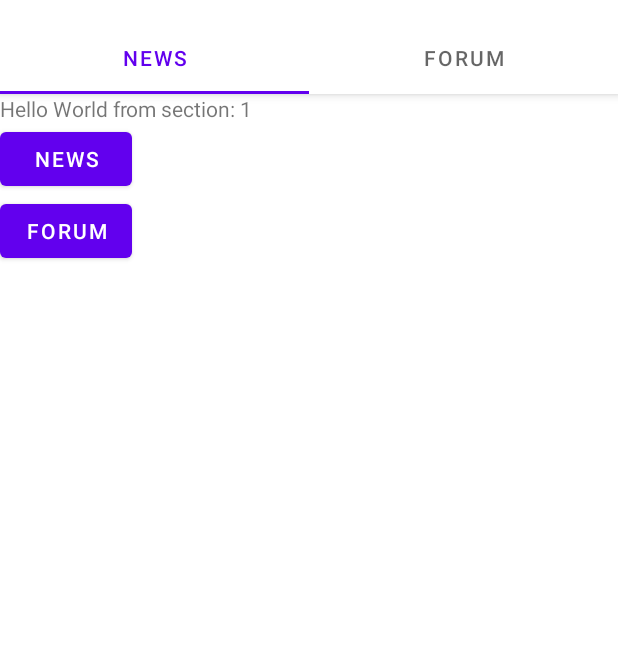
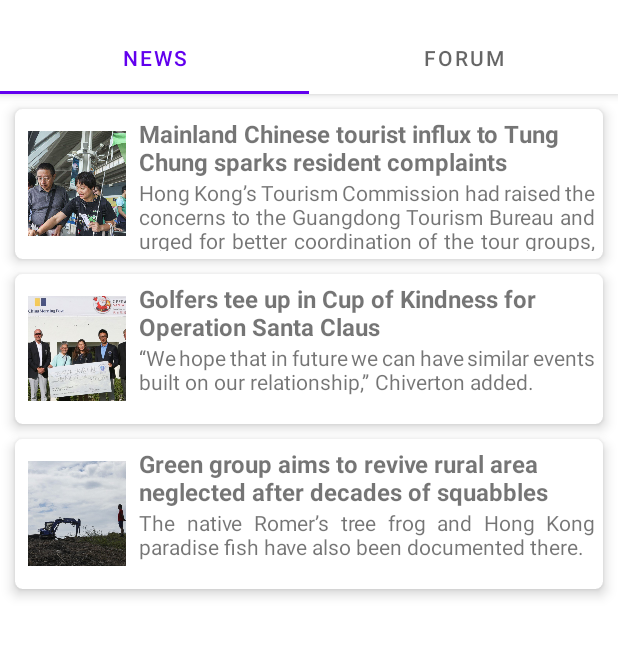
Before and after one commit to hadipash/COMP7506_Project, an Android app: the screen it shows after launch (MainActivity), on a phone screen of 412 x 824 dp, the part 62-720 px from its top. Run offline under Robolectric (Android 15) with nearby library versions, the phone set to English and light mode, and no system bars.

Commit message:
move the news and forum parts into tabs

```diff
--- a/app/src/main/AndroidManifest.xml
+++ b/app/src/main/AndroidManifest.xml
@@ -19,9 +19,7 @@
                 <category android:name="android.intent.category.LAUNCHER" />
             </intent-filter>
         </activity>
-        <activity android:name=".News.NewsFeed" />
         <activity android:name=".News.NewsPage" />
-        <activity android:name=".Forum.Forum" />
         <activity
             android:name=".Wiki.WikiPage"
             android:label="@string/title_activity_wiki_page"
--- a/app/src/main/java/hk/hku/cs/comp7506_project/Forum/Forum.java
+++ b/app/src/main/java/hk/hku/cs/comp7506_project/Forum/ForumFragment.java
@@ -1,42 +1,47 @@
 package hk.hku.cs.comp7506_project.Forum;
 
 import android.os.Bundle;
-import android.widget.ListView;
+import android.view.LayoutInflater;
+import android.view.View;
+import android.view.ViewGroup;
 
-import androidx.appcompat.app.AppCompatActivity;
+import androidx.annotation.NonNull;
+import androidx.annotation.Nullable;
+import androidx.fragment.app.Fragment;
 import androidx.recyclerview.widget.LinearLayoutManager;
 import androidx.recyclerview.widget.RecyclerView;
 import hk.hku.cs.comp7506_project.R;
 
 
-public class Forum extends AppCompatActivity {
+public class ForumFragment extends Fragment {
 
     private RecyclerView mRecyclerView;
     private RecyclerView.Adapter mAdapter;
     private RecyclerView.LayoutManager mLayoutManager;
 
+    @Nullable
     @Override
-    protected void onCreate(Bundle savedInstanceState) {
-        super.onCreate(savedInstanceState);
-        setContentView(R.layout.activity_forum);
+    public View onCreateView(@NonNull LayoutInflater inflater, @Nullable ViewGroup container,
+                             @Nullable Bundle savedInstanceState) {
+        View rootView = inflater.inflate(R.layout.fragment_main_forum, container, false);
 
-        mRecyclerView = (RecyclerView) findViewById(R.id.post);
-
+        mRecyclerView = rootView.findViewById(R.id.post);
         // use this setting to improve performance if you know that changes
         // in content do not change the layout size of the RecyclerView
         mRecyclerView.setHasFixedSize(true);
 
         // use a linear layout manager
-        mLayoutManager = new LinearLayoutManager(this);
+        mLayoutManager = new LinearLayoutManager(rootView.getContext());
         mRecyclerView.setLayoutManager(mLayoutManager);
 
         // specify an adapter (see also next example)
         mAdapter = new ForumAdapter(getPost());
         mRecyclerView.setAdapter(mAdapter);
+
+        return rootView;
     }
 
-    private ForumPost[] getPost()
-    {
+    private ForumPost[] getPost() {
         ForumPost postexample[] = new ForumPost[3];
 
         postexample[0] = new ForumPost("hahahahha", "ahfdjakhdfjashdfk");
--- a/app/src/main/java/hk/hku/cs/comp7506_project/MainActivity.java
+++ b/app/src/main/java/hk/hku/cs/comp7506_project/MainActivity.java
@@ -1,15 +1,8 @@
 package hk.hku.cs.comp7506_project;
 
-import android.content.Intent;
 import android.os.Bundle;
 import android.util.Log;
-import android.view.LayoutInflater;
 import android.view.MenuItem;
-import android.view.View;
-import android.view.ViewGroup;
-import android.widget.TextView;
-
-import androidx.appcompat.widget.Toolbar;
 
 import com.google.android.material.navigation.NavigationView;
 import com.google.android.material.tabs.TabLayout;
@@ -17,14 +10,15 @@ import com.google.android.material.tabs.TabLayout;
 import androidx.annotation.NonNull;
 import androidx.appcompat.app.ActionBarDrawerToggle;
 import androidx.appcompat.app.AppCompatActivity;
+import androidx.appcompat.widget.Toolbar;
 import androidx.core.view.GravityCompat;
 import androidx.drawerlayout.widget.DrawerLayout;
 import androidx.fragment.app.Fragment;
 import androidx.fragment.app.FragmentManager;
 import androidx.fragment.app.FragmentPagerAdapter;
 import androidx.viewpager.widget.ViewPager;
-import hk.hku.cs.comp7506_project.Forum.Forum;
-import hk.hku.cs.comp7506_project.News.NewsFeed;
+import hk.hku.cs.comp7506_project.Forum.ForumFragment;
+import hk.hku.cs.comp7506_project.News.NewsFeedFragment;
 import hk.hku.cs.comp7506_project.Wiki.WikiPage;
 
 public class MainActivity extends AppCompatActivity
@@ -97,70 +91,32 @@ public class MainActivity extends AppCompatActivity
     }
 
     /**
-     * A placeholder fragment containing a simple view.
-     */
-    public static class PlaceholderFragment extends Fragment {
-        /**
-         * The fragment argument representing the section number for this
-         * fragment.
-         */
-        private static final String ARG_SECTION_NUMBER = "section_number";
-
-        public PlaceholderFragment() {
-        }
-
-        /**
-         * Returns a new instance of this fragment for the given section
-         * number.
-         */
-        public static PlaceholderFragment newInstance(int sectionNumber) {
-            PlaceholderFragment fragment = new PlaceholderFragment();
-            Bundle args = new Bundle();
-            args.putInt(ARG_SECTION_NUMBER, sectionNumber);
-            fragment.setArguments(args);
-            return fragment;
-        }
-
-        @Override
-        public View onCreateView(LayoutInflater inflater, ViewGroup container,
-                                 Bundle savedInstanceState) {
-            View rootView = inflater.inflate(R.layout.fragment_main, container, false);
-            TextView textView = (TextView) rootView.findViewById(R.id.section_label);
-            textView.setText(getString(R.string.section_format, getArguments().getInt(ARG_SECTION_NUMBER)));
-            return rootView;
-        }
-    }
-
-    /**
      * A {@link FragmentPagerAdapter} that returns a fragment corresponding to
      * one of the sections/tabs/pages.
      */
     public class SectionsPagerAdapter extends FragmentPagerAdapter {
-        public SectionsPagerAdapter(FragmentManager fm) {
+        private static final int NEWS_SECTION = 0;
+        private static final int FORUM_SECTION = 1;
+
+        SectionsPagerAdapter(FragmentManager fm) {
             super(fm);
         }
 
         @Override
         public Fragment getItem(int position) {
-            // getItem is called to instantiate the fragment for the given page.
-            // Return a PlaceholderFragment (defined as a static inner class below).
-            return PlaceholderFragment.newInstance(position + 1);
+            switch (position) {
+                case NEWS_SECTION:
+                    return new NewsFeedFragment();
+                case FORUM_SECTION:
+                    return new ForumFragment();
+            }
+            // return is required
+            return new NewsFeedFragment();
         }
 
         @Override
         public int getCount() {
-            // Show 2 total pages.
             return 2;
         }
     }
-
-    public void openNewsFeed(View view) {
-        Intent intent = new Intent(this, NewsFeed.class);
-        startActivity(intent);
-    }
-
-    public void openForum(View view) {
-        Intent intent = new Intent(this, Forum.class);
-        startActivity(intent);
-    }
 }
--- a/app/src/main/java/hk/hku/cs/comp7506_project/News/NewsFeed.java
+++ b/app/src/main/java/hk/hku/cs/comp7506_project/News/NewsFeedFragment.java
@@ -3,31 +3,38 @@ package hk.hku.cs.comp7506_project.News;
 import android.graphics.Bitmap;
 import android.graphics.BitmapFactory;
 import android.os.Bundle;
+import android.view.LayoutInflater;
+import android.view.View;
+import android.view.ViewGroup;
 
-import androidx.appcompat.app.AppCompatActivity;
+import androidx.annotation.NonNull;
+import androidx.annotation.Nullable;
+import androidx.fragment.app.Fragment;
 import androidx.recyclerview.widget.LinearLayoutManager;
 import androidx.recyclerview.widget.RecyclerView;
 import hk.hku.cs.comp7506_project.R;
 
-public class NewsFeed extends AppCompatActivity {
+public class NewsFeedFragment extends Fragment {
     private RecyclerView mRecyclerView;
     private RecyclerView.Adapter mAdapter;
     private RecyclerView.LayoutManager mLayoutManager;
 
+    @Nullable
     @Override
-    protected void onCreate(Bundle savedInstanceState) {
-        super.onCreate(savedInstanceState);
-        setContentView(R.layout.activity_news_feed);
+    public View onCreateView(@NonNull LayoutInflater inflater, @Nullable ViewGroup container,
+                             @Nullable Bundle savedInstanceState) {
+        View rootView = inflater.inflate(R.layout.fragment_main_news, container, false);
 
-        mRecyclerView = findViewById(R.id.news_recycle_view);
+        mRecyclerView = rootView.findViewById(R.id.news_recycle_view);
         mRecyclerView.setHasFixedSize(true);
 
-        // use a linear layout manager
-        mLayoutManager = new LinearLayoutManager(this);
+        mLayoutManager = new LinearLayoutManager(rootView.getContext());
         mRecyclerView.setLayoutManager(mLayoutManager);
 
         mAdapter = new NewsAdapter(generateData());
         mRecyclerView.setAdapter(mAdapter);
+
+        return rootView;
     }
 
     private NewsObject[] generateData(){
--- a/app/src/main/res/layout/activity_main.xml
+++ b/app/src/main/res/layout/activity_main.xml
@@ -12,7 +12,7 @@
     <include
         layout="@layout/app_bar_main"
         android:layout_width="match_parent"
-        android:layout_height="match_parent"/>
+        android:layout_height="match_parent" />
 
     <com.google.android.material.navigation.NavigationView
         android:id="@+id/nav_view"
--- a/app/src/main/res/layout/fragment_main.xml
+++ /dev/null
@@ -1,30 +0,0 @@
-<?xml version="1.0" encoding="utf-8"?>
-<LinearLayout xmlns:android="http://schemas.android.com/apk/res/android"
-    xmlns:tools="http://schemas.android.com/tools"
-    xmlns:app="http://schemas.android.com/apk/res-auto"
-    android:orientation="vertical"
-    android:layout_width="match_parent"
-    android:layout_height="match_parent"
-    tools:context=".MainActivity$PlaceholderFragment">
-
-    <TextView
-        android:id="@+id/section_label"
-        android:layout_width="wrap_content"
-        android:layout_height="wrap_content"
-        app:layout_constraintLeft_toLeftOf="parent"
-        tools:layout_constraintLeft_creator="1"
-        tools:layout_constraintTop_creator="1" />
-
-    <Button
-        android:layout_width="wrap_content"
-        android:layout_height="wrap_content"
-        android:onClick="openNewsFeed"
-        android:text="News"/>
-
-    <Button
-        android:layout_width="wrap_content"
-        android:layout_height="wrap_content"
-        android:onClick="openForum"
-        android:text="Forum"/>
-
-</LinearLayout>
--- a/app/src/main/res/layout/activity_forum.xml
+++ b/app/src/main/res/layout/fragment_main_forum.xml
@@ -1,5 +1,4 @@
 <?xml version="1.0" encoding="utf-8"?>
-
 <androidx.recyclerview.widget.RecyclerView
     xmlns:android="http://schemas.android.com/apk/res/android"
     xmlns:tools="http://schemas.android.com/tools"
@@ -7,6 +6,5 @@
     android:layout_width="match_parent"
     android:layout_height="match_parent"
     android:scrollbars="vertical"
-    tools:context=".Forum.Forum">
-
+    tools:context=".MainActivity">
 </androidx.recyclerview.widget.RecyclerView>
--- a/app/src/main/res/layout/activity_news_feed.xml
+++ b/app/src/main/res/layout/fragment_main_news.xml
@@ -6,5 +6,5 @@
     android:layout_width="match_parent"
     android:layout_height="match_parent"
     android:scrollbars="vertical"
-    tools:context=".News.NewsFeed">
+    tools:context=".MainActivity">
 </androidx.recyclerview.widget.RecyclerView>
```
